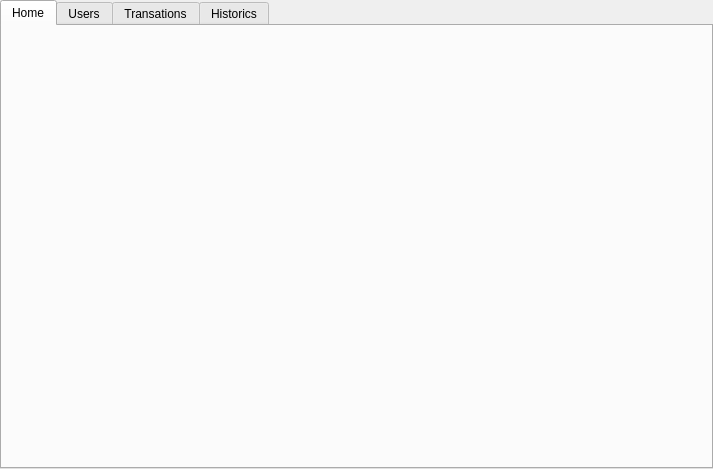
Hugo-NF/App_Ipiranga, file Ipiranga_GUI/adminpage.ui: the form before one commit.
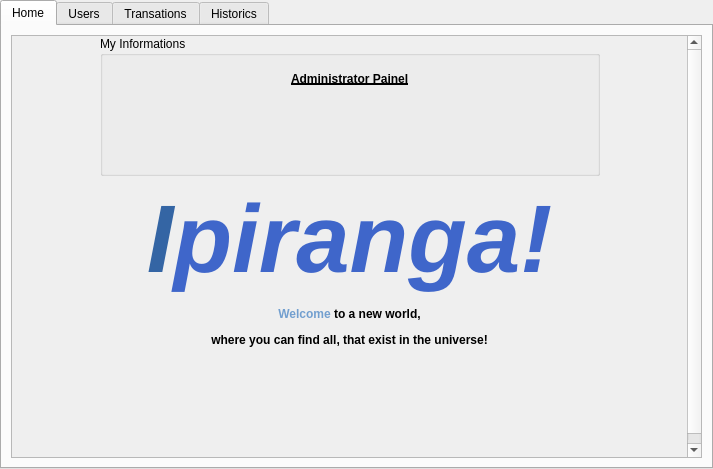
The form after the commit. The open tabs and pages were chosen to show the change. Icons and pictures are not drawn.

Diff of the .ui file:
```diff
--- a/Ipiranga_GUI/adminpage.ui
+++ b/Ipiranga_GUI/adminpage.ui
@@ -42,6 +42,192 @@
       <attribute name="title">
        <string>Home</string>
       </attribute>
+      <layout class="QVBoxLayout" name="verticalLayout_8">
+       <item>
+        <widget class="QScrollArea" name="scrollArea_4">
+         <property name="widgetResizable">
+          <bool>true</bool>
+         </property>
+         <widget class="QWidget" name="scrollAreaWidgetContents_4">
+          <property name="geometry">
+           <rect>
+            <x>0</x>
+            <y>0</y>
+            <width>676</width>
+            <height>491</height>
+           </rect>
+          </property>
+          <layout class="QVBoxLayout" name="verticalLayout_7">
+           <property name="spacing">
+            <number>0</number>
+           </property>
+           <property name="leftMargin">
+            <number>0</number>
+           </property>
+           <property name="topMargin">
+            <number>0</number>
+           </property>
+           <property name="rightMargin">
+            <number>0</number>
+           </property>
+           <property name="bottomMargin">
+            <number>0</number>
+           </property>
+           <item>
+            <widget class="QFrame" name="frame_7">
+             <property name="sizePolicy">
+              <sizepolicy hsizetype="Preferred" vsizetype="Preferred">
+               <horstretch>0</horstretch>
+               <verstretch>0</verstretch>
+              </sizepolicy>
+             </property>
+             <property name="styleSheet">
+              <string notr="true"/>
+             </property>
+             <layout class="QHBoxLayout" name="horizontalLayout_6">
+              <property name="spacing">
+               <number>0</number>
+              </property>
+              <property name="leftMargin">
+               <number>0</number>
+              </property>
+              <property name="topMargin">
+               <number>0</number>
+              </property>
+              <property name="rightMargin">
+               <number>0</number>
+              </property>
+              <item>
+               <spacer name="horizontalSpacer_10">
+                <property name="orientation">
+                 <enum>Qt::Horizontal</enum>
+                </property>
+                <property name="sizeHint" stdset="0">
+                 <size>
+                  <width>40</width>
+                  <height>20</height>
+                 </size>
+                </property>
+               </spacer>
+              </item>
+              <item>
+               <widget class="QGroupBox" name="MyAccount">
+                <property name="minimumSize">
+                 <size>
+                  <width>500</width>
+                  <height>140</height>
+                 </size>
+                </property>
+                <property name="maximumSize">
+                 <size>
+                  <width>700</width>
+                  <height>140</height>
+                 </size>
+                </property>
+                <property name="title">
+                 <string>My Informations</string>
+                </property>
+                <widget class="QFrame" name="frame_8">
+                 <property name="geometry">
+                  <rect>
+                   <x>0</x>
+                   <y>20</y>
+                   <width>500</width>
+                   <height>45</height>
+                  </rect>
+                 </property>
+                 <property name="sizePolicy">
+                  <sizepolicy hsizetype="Minimum" vsizetype="Fixed">
+                   <horstretch>0</horstretch>
+                   <verstretch>0</verstretch>
+                  </sizepolicy>
+                 </property>
+                 <property name="minimumSize">
+                  <size>
+                   <width>500</width>
+                   <height>30</height>
+                  </size>
+                 </property>
+                 <layout class="QHBoxLayout" name="horizontalLayout_7">
+                  <item>
+                   <spacer name="horizontalSpacer_11">
+                    <property name="orientation">
+                     <enum>Qt::Horizontal</enum>
+                    </property>
+                    <property name="sizeHint" stdset="0">
+                     <size>
+                      <width>139</width>
+                      <height>20</height>
+                     </size>
+                    </property>
+                   </spacer>
+                  </item>
+                  <item>
+                   <widget class="QLabel" name="Admin">
+                    <property name="font">
+                     <font>
+                      <weight>75</weight>
+                      <bold>true</bold>
+                      <underline>true</underline>
+                      <strikeout>false</strikeout>
+                     </font>
+                    </property>
+                    <property name="text">
+                     <string>Administrator Painel</string>
+                    </property>
+                   </widget>
+                  </item>
+                  <item>
+                   <spacer name="horizontalSpacer_12">
+                    <property name="orientation">
+                     <enum>Qt::Horizontal</enum>
+                    </property>
+                    <property name="sizeHint" stdset="0">
+                     <size>
+                      <width>138</width>
+                      <height>20</height>
+                     </size>
+                    </property>
+                   </spacer>
+                  </item>
+                 </layout>
+                </widget>
+               </widget>
+              </item>
+              <item>
+               <spacer name="horizontalSpacer_13">
+                <property name="orientation">
+                 <enum>Qt::Horizontal</enum>
+                </property>
+                <property name="sizeHint" stdset="0">
+                 <size>
+                  <width>40</width>
+                  <height>20</height>
+                 </size>
+                </property>
+               </spacer>
+              </item>
+             </layout>
+            </widget>
+           </item>
+           <item>
+            <widget class="QLabel" name="Ipiranga">
+             <property name="sizePolicy">
+              <sizepolicy hsizetype="Expanding" vsizetype="Expanding">
+               <horstretch>0</horstretch>
+               <verstretch>0</verstretch>
+              </sizepolicy>
+             </property>
+             <property name="text">
+              <string>&lt;html&gt;&lt;head/&gt;&lt;body&gt;&lt;p align=&quot;center&quot;&gt;&lt;span style=&quot; font-size:72pt; font-weight:600; font-style:italic; color:#3465a4;&quot;&gt;I&lt;/span&gt;&lt;span style=&quot; font-size:72pt; font-weight:600; font-style:italic; color:#3f66ca;&quot;&gt;piranga!&lt;/span&gt;&lt;/p&gt;&lt;p align=&quot;center&quot;&gt;&lt;span style=&quot; font-weight:600; color:#729fcf;&quot;&gt;Welcome&lt;/span&gt;&lt;span style=&quot; font-weight:600;&quot;&gt; to a new world,&lt;/span&gt;&lt;/p&gt;&lt;p align=&quot;center&quot;&gt;&lt;span style=&quot; font-weight:600;&quot;&gt;where you can find all, that exist in the universe!&lt;/span&gt;&lt;/p&gt;&lt;p align=&quot;center&quot;&gt;&lt;br/&gt;&lt;/p&gt;&lt;p align=&quot;center&quot;&gt;&lt;br/&gt;&lt;/p&gt;&lt;p align=&quot;center&quot;&gt;&lt;br/&gt;&lt;/p&gt;&lt;/body&gt;&lt;/html&gt;</string>
+             </property>
+            </widget>
+           </item>
+          </layout>
+         </widget>
+        </widget>
+       </item>
+      </layout>
      </widget>
      <widget class="QWidget" name="Users">
       <attribute name="title">
```
Left out of the diff: 165 changed lines with no effect on the pictures.
